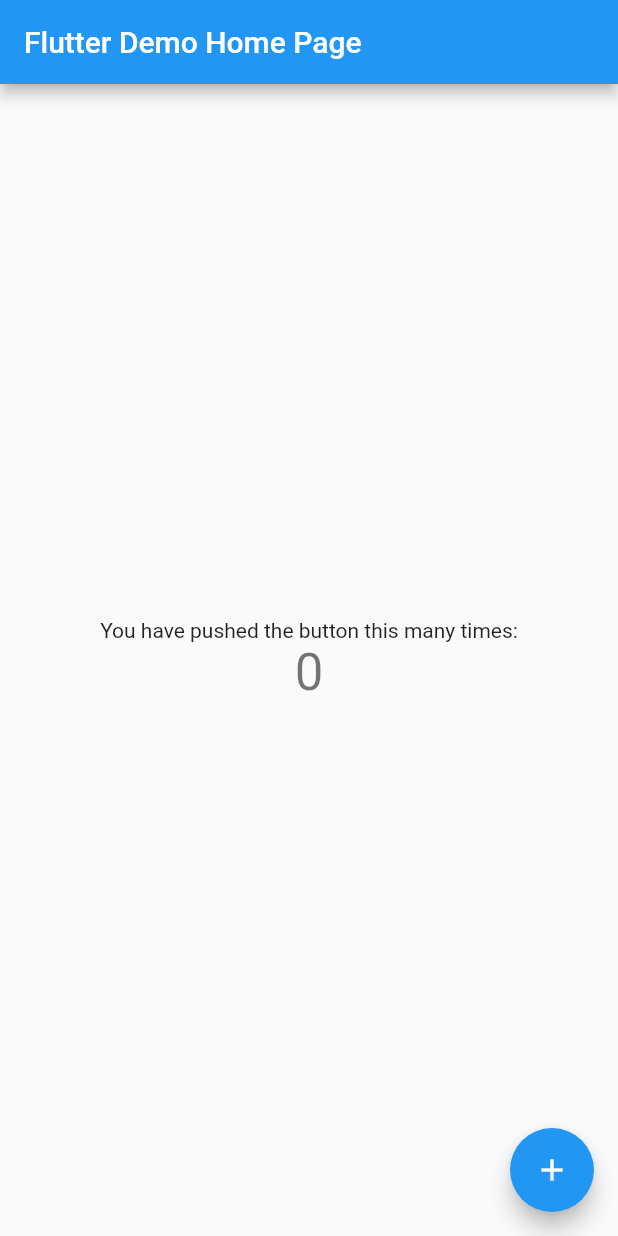
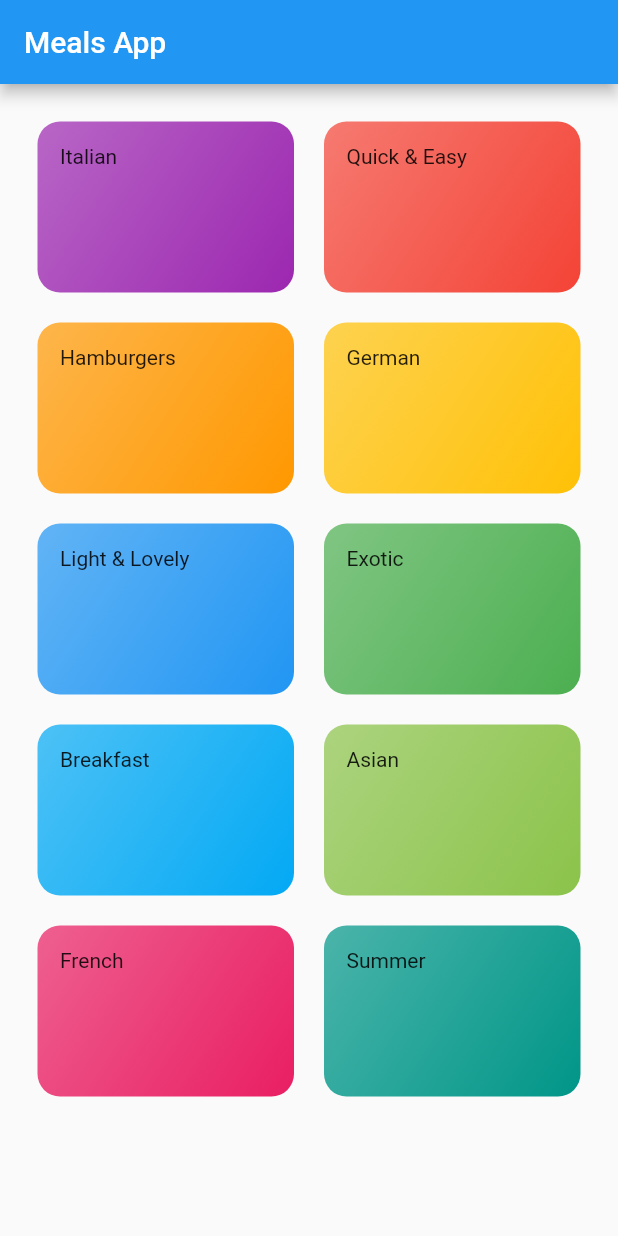
Before and after one commit to bjamyl/meals_app_flutter, a Flutter app: the screen it shows after launch, on a phone screen of 412 x 824 dp. Run offline on Flutter 3.47's test engine with Material 2 defaults, Android fonts, the phone set to English and light mode, and no system bars.

Commit message:
added dummy data and created and registered new screen as homescreen, created category component and added custom fonts

```diff
--- /dev/null
+++ b/lib/categories_screen.dart
@@ -0,0 +1,26 @@
+import 'package:flutter/material.dart';
+import './dummy_data.dart';
+import 'category_item.dart';
+
+class CategoriesScreen extends StatelessWidget {
+  const CategoriesScreen({super.key});
+
+  @override
+  Widget build(BuildContext context) {
+    return Scaffold(
+      appBar: AppBar(title: const Text('Meals App')),
+      body: GridView(
+        padding: const EdgeInsets.all(25),
+        gridDelegate: const SliverGridDelegateWithMaxCrossAxisExtent(
+            maxCrossAxisExtent: 200,
+            childAspectRatio: 3 / 2,
+            crossAxisSpacing: 20,
+            mainAxisSpacing: 20),
+        children: DUMMY_CATEGORIES
+            .map((catData) =>
+                CategoryItem(title: catData.title, color: catData.color))
+            .toList(),
+      ),
+    );
+  }
+}
--- /dev/null
+++ b/lib/category_item.dart
@@ -0,0 +1,25 @@
+import 'package:flutter/material.dart';
+
+class CategoryItem extends StatelessWidget {
+  const CategoryItem({super.key, required this.title, required this.color});
+  final String title;
+  final Color color;
+
+  @override
+  Widget build(BuildContext context) {
+    return Container(
+      padding: const EdgeInsets.all(15),
+      child: Text(title),
+      decoration: BoxDecoration(
+          gradient: LinearGradient(
+            colors: [
+              color.withOpacity(0.7),
+              color,
+            ],
+            begin: Alignment.topLeft,
+            end: Alignment.bottomRight,
+          ),
+          borderRadius: BorderRadius.circular(15)),
+    );
+  }
+}
--- /dev/null
+++ b/lib/dummy_data.dart
@@ -0,0 +1,56 @@
+import 'package:flutter/material.dart';
+
+import './models/category.dart';
+
+const DUMMY_CATEGORIES = const [
+  Category(
+    id: 'c1',
+    title: 'Italian',
+    color: Colors.purple,
+  ),
+  Category(
+    id: 'c2',
+    title: 'Quick & Easy',
+    color: Colors.red,
+  ),
+  Category(
+    id: 'c3',
+    title: 'Hamburgers',
+    color: Colors.orange,
+  ),
+  Category(
+    id: 'c4',
+    title: 'German',
+    color: Colors.amber,
+  ),
+  Category(
+    id: 'c5',
+    title: 'Light & Lovely',
+    color: Colors.blue,
+  ),
+  Category(
+    id: 'c6',
+    title: 'Exotic',
+    color: Colors.green,
+  ),
+  Category(
+    id: 'c7',
+    title: 'Breakfast',
+    color: Colors.lightBlue,
+  ),
+  Category(
+    id: 'c8',
+    title: 'Asian',
+    color: Colors.lightGreen,
+  ),
+  Category(
+    id: 'c9',
+    title: 'French',
+    color: Colors.pink,
+  ),
+  Category(
+    id: 'c10',
+    title: 'Summer',
+    color: Colors.teal,
+  ),
+];
--- a/lib/main.dart
+++ b/lib/main.dart
@@ -1,4 +1,5 @@
 import 'package:flutter/material.dart';
+import 'categories_screen.dart';
 
 void main() {
   runApp(const MyApp());
@@ -11,105 +12,12 @@ class MyApp extends StatelessWidget {
   @override
   Widget build(BuildContext context) {
     return MaterialApp(
-      title: 'Flutter Demo',
+      debugShowCheckedModeBanner: false,
+      title: 'Meals App',
       theme: ThemeData(
-        // This is the theme of your application.
-        //
-        // Try running your application with "flutter run". You'll see the
-        // application has a blue toolbar. Then, without quitting the app, try
-        // changing the primarySwatch below to Colors.green and then invoke
-        // "hot reload" (press "r" in the console where you ran "flutter run",
-        // or simply save your changes to "hot reload" in a Flutter IDE).
-        // Notice that the counter didn't reset back to zero; the application
-        // is not restarted.
         primarySwatch: Colors.blue,
       ),
-      home: const MyHomePage(title: 'Flutter Demo Home Page'),
+      home: CategoriesScreen(),
     );
   }
 }
-
-class MyHomePage extends StatefulWidget {
-  const MyHomePage({super.key, required this.title});
-
-  // This widget is the home page of your application. It is stateful, meaning
-  // that it has a State object (defined below) that contains fields that affect
-  // how it looks.
-
-  // This class is the configuration for the state. It holds the values (in this
-  // case the title) provided by the parent (in this case the App widget) and
-  // used by the build method of the State. Fields in a Widget subclass are
-  // always marked "final".
-
-  final String title;
-
-  @override
-  State<MyHomePage> createState() => _MyHomePageState();
-}
-
-class _MyHomePageState extends State<MyHomePage> {
-  int _counter = 0;
-
-  void _incrementCounter() {
-    setState(() {
-      // This call to setState tells the Flutter framework that something has
-      // changed in this State, which causes it to rerun the build method below
-      // so that the display can reflect the updated values. If we changed
-      // _counter without calling setState(), then the build method would not be
-      // called again, and so nothing would appear to happen.
-      _counter++;
-    });
-  }
-
-  @override
-  Widget build(BuildContext context) {
-    // This method is rerun every time setState is called, for instance as done
-    // by the _incrementCounter method above.
-    //
-    // The Flutter framework has been optimized to make rerunning build methods
-    // fast, so that you can just rebuild anything that needs updating rather
-    // than having to individually change instances of widgets.
-    return Scaffold(
-      appBar: AppBar(
-        // Here we take the value from the MyHomePage object that was created by
-        // the App.build method, and use it to set our appbar title.
-        title: Text(widget.title),
-      ),
-      body: Center(
-        // Center is a layout widget. It takes a single child and positions it
-        // in the middle of the parent.
-        child: Column(
-          // Column is also a layout widget. It takes a list of children and
-          // arranges them vertically. By default, it sizes itself to fit its
-          // children horizontally, and tries to be as tall as its parent.
-          //
-          // Invoke "debug painting" (press "p" in the console, choose the
-          // "Toggle Debug Paint" action from the Flutter Inspector in Android
-          // Studio, or the "Toggle Debug Paint" command in Visual Studio Code)
-          // to see the wireframe for each widget.
-          //
-          // Column has various properties to control how it sizes itself and
-          // how it positions its children. Here we use mainAxisAlignment to
-          // center the children vertically; the main axis here is the vertical
-          // axis because Columns are vertical (the cross axis would be
-          // horizontal).
-          mainAxisAlignment: MainAxisAlignment.center,
-          children: <Widget>[
-            const Text(
-              'You have pushed the button this many times:',
-            ),
-            Text(
-              '$_counter',
-              style: Theme.of(context).textTheme.headlineMedium,
-            ),
-          ],
-        ),
-      ),
-      floatingActionButton: FloatingActionButton(
-        onPressed: _incrementCounter,
-        tooltip: 'Increment',
-        child: const Icon(Icons.add),
-      ), // This trailing comma makes auto-formatting nicer for build methods.
-    );
-  }
-}
--- /dev/null
+++ b/lib/models/category.dart
@@ -0,0 +1,9 @@
+import 'package:flutter/material.dart';
+
+class Category {
+  final String id;
+  final String title;
+  final Color color;
+
+ const Category({required this.id, required this.title, this.color = Colors.orange});
+}
```
Also changed, not shown: pubspec.yaml (+17 -6 lines), assets/fonts/Raleway-Black.ttf (added), assets/fonts/Raleway-Bold.ttf (added), assets/fonts/Raleway-Regular.ttf (added), assets/fonts/RobotoCondensed-Bold.ttf (added), assets/fonts/RobotoCondensed-Italic.ttf (added), assets/fonts/RobotoCondensed-Light.ttf (added), assets/fonts/RobotoCondensed-Regular.ttf (added).
